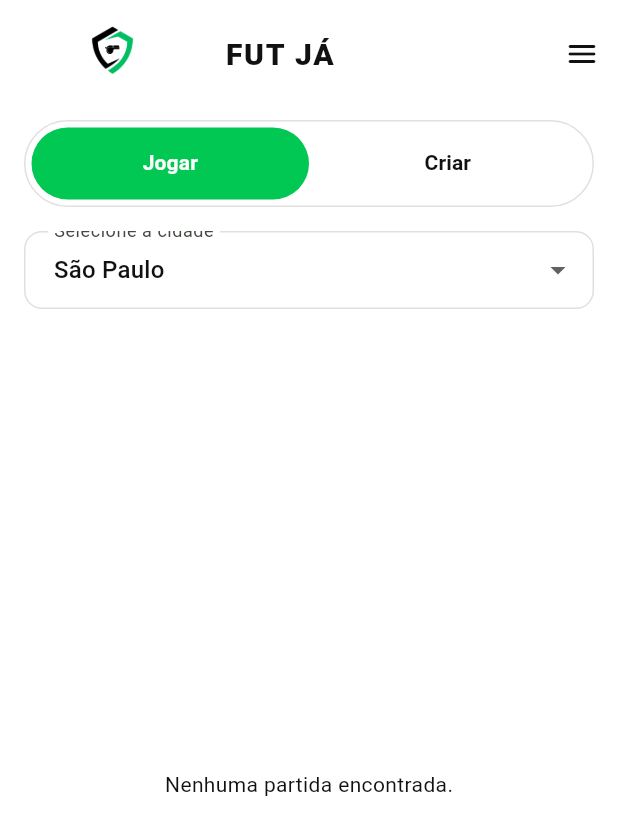
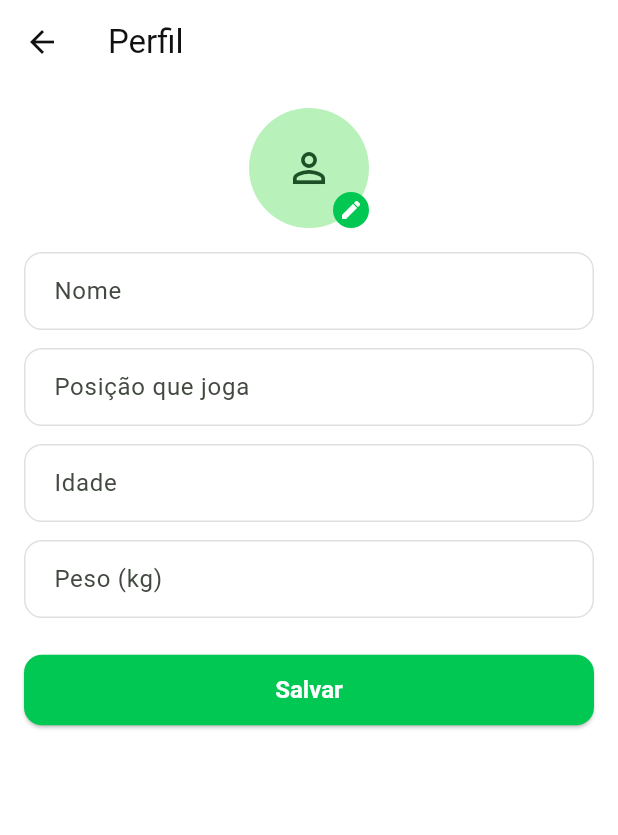
Before and after one commit to Kvcss/futja, a Flutter app: the screen it shows once a user with an empty profile is signed in, in the side drawer, after a tap on the "menu" icon, on a phone screen of 412 x 824 dp. Shown: the top 835 px of the screen. Run offline on Flutter 3.47's test engine with Material 3 defaults, Android fonts, the phone set to English and light mode, and no system bars; our stand-ins replace cloud_firestore, firebase_auth, firebase_core, firebase_messaging, firebase_storage, image_picker; accounts and stored records are empty.

Commit message:
refactor: adjust layout

```diff
--- a/lib/main.dart
+++ b/lib/main.dart
@@ -4,6 +4,7 @@
 import 'package:flutter/material.dart';
 import 'package:firebase_core/firebase_core.dart';
 import 'package:firebase_messaging/firebase_messaging.dart';
+import 'package:futja_app/services/profile_service.dart';
 import 'package:provider/provider.dart';
 
 import 'app.dart';
@@ -15,8 +16,6 @@
 /// Handler para mensagens em BACKGROUND (quando o app está fechado/minimizado)
 Future<void> _firebaseMessagingBackgroundHandler(RemoteMessage message) async {
   await Firebase.initializeApp();
-  // Opcional: logs de debug
-  // ignore: avoid_print
   print(
     'BG MESSAGE -> title: ${message.notification?.title}, '
         'body: ${message.notification?.body}, data: ${message.data}',
@@ -26,22 +25,15 @@
 Future<void> main() async {
   WidgetsFlutterBinding.ensureInitialized();
 
-  // Inicializa o Firebase
   await Firebase.initializeApp();
-
-  // Registra o handler de background (obrigatório antes do runApp)
   FirebaseMessaging.onBackgroundMessage(_firebaseMessagingBackgroundHandler);
-
   final messaging = FirebaseMessaging.instance;
-
-  // Pede permissão pro usuário (iOS e Android 13+)
   await messaging.requestPermission(
     alert: true,
     badge: true,
     sound: true,
   );
 
-  // iOS: mostrar notificação mesmo com app em foreground
   if (Platform.isIOS) {
     await FirebaseMessaging.instance
         .setForegroundNotificationPresentationOptions(
@@ -51,12 +43,9 @@
     );
   }
 
-  // (Opcional, mas útil pra debug) – ver o token no console
   final token = await messaging.getToken();
-  // ignore: avoid_print
   print('FCM TOKEN ATUAL: $token');
 
-  // Mensagem que abriu o app quando ele estava TERMINATED
   final initialMessage = await messaging.getInitialMessage();
   if (initialMessage != null) {
     debugPrint(
@@ -66,24 +55,16 @@
     );
   }
 
-  // Listener de mensagens com app em primeiro plano (foreground)
   FirebaseMessaging.onMessage.listen((RemoteMessage message) {
     debugPrint(
       'Mensagem em FOREGROUND: '
           '${message.notification?.title} - ${message.notification?.body} | '
           'data: ${message.data}',
     );
-
-    // Aqui depois você pode mostrar um SnackBar ou dialog se quiser
-    // usando um GlobalKey<NavigatorState> ou algo assim.
   });
 
-  // Listener quando o usuário clica na notificação com app em background
   FirebaseMessaging.onMessageOpenedApp.listen((RemoteMessage message) {
     debugPrint('Usuário clicou na notificação (BACKGROUND): ${message.data}');
-
-    // Aqui dá pra navegar pra alguma tela com base em message.data['matchId']
-    // por enquanto só vamos logar, pra não quebrar tua navegação atual.
   });
 
   runApp(
@@ -103,6 +84,9 @@
         Provider<StorageService>(
           create: (_) => StorageService(),
         ),
+        Provider<ProfileService>(
+          create: (_) => ProfileService(),
+        ),
       ],
       child: const MyApp(),
     ),
--- /dev/null
+++ b/lib/models/user_profile.dart
@@ -0,0 +1,34 @@
+import 'package:cloud_firestore/cloud_firestore.dart';
+
+class UserProfile {
+  final String uid;
+  final String? displayName;
+  final String? position;
+  final int? age;
+  final double? weight;
+  final String? photoUrl;
+  final String? email;
+
+  UserProfile({
+    required this.uid,
+    this.displayName,
+    this.position,
+    this.age,
+    this.weight,
+    this.photoUrl,
+    this.email,
+  });
+
+  factory UserProfile.fromDocument(DocumentSnapshot<Map<String, dynamic>> doc) {
+    final data = doc.data() ?? {};
+    return UserProfile(
+      uid: doc.id,
+      displayName: data['displayName'] as String?,
+      position: data['position'] as String?,
+      age: (data['age'] as num?)?.toInt(),
+      weight: (data['weight'] as num?)?.toDouble(),
+      photoUrl: data['photoUrl'] as String?,
+      email: data['email'] as String?,
+    );
+  }
+}
--- /dev/null
+++ b/lib/services/profile_service.dart
@@ -0,0 +1,69 @@
+import 'dart:io';
+import 'package:cloud_firestore/cloud_firestore.dart';
+import 'package:firebase_storage/firebase_storage.dart';
+
+import '../models/user_profile.dart';
+
+
+
+class ProfileService {
+  final FirebaseFirestore _firestore;
+  final FirebaseStorage _storage;
+
+  ProfileService({
+    FirebaseFirestore? firestore,
+    FirebaseStorage? storage,
+  })  : _firestore = firestore ?? FirebaseFirestore.instance,
+        _storage = storage ?? FirebaseStorage.instance;
+
+  CollectionReference<Map<String, dynamic>> get _usersRef =>
+      _firestore.collection('users');
+
+  Future<UserProfile?> getProfile(String uid) async {
+    final doc = await _usersRef.doc(uid).get();
+    if (!doc.exists) return null;
+    return UserProfile.fromDocument(doc);
+  }
+
+  Future<UserProfile> updateProfile({
+    required String uid,
+    String? displayName,
+    String? position,
+    int? age,
+    double? weight,
+    File? photoFile,
+  }) async {
+    String? photoUrl;
+
+    if (photoFile != null) {
+      final ref =
+      _storage.ref().child('users').child(uid).child('avatar.jpg');
+      await ref.putFile(photoFile);
+      photoUrl = await ref.getDownloadURL();
+    }
+
+    final data = <String, dynamic>{
+      if (displayName != null && displayName.isNotEmpty)
+        'displayName': displayName,
+      if (position != null && position.isNotEmpty) 'position': position,
+      'age': age,
+      'weight': weight,
+      if (photoUrl != null) 'photoUrl': photoUrl,
+    };
+
+    await _usersRef.doc(uid).set(data, SetOptions(merge: true));
+
+    final updated = await _usersRef.doc(uid).get();
+    return UserProfile.fromDocument(updated);
+  }
+
+  Future<List<UserProfile>> getProfilesForUids(List<String> uids) async {
+    if (uids.isEmpty) return [];
+    final futures = uids.map((uid) => _usersRef.doc(uid).get());
+    final docs = await Future.wait(futures);
+    return docs
+        .where((d) => d.exists)
+        .map((d) => UserProfile.fromDocument(d))
+        .toList();
+  }
+}
--- /dev/null
+++ b/lib/viewmodels/profile_view_model.dart
@@ -0,0 +1,77 @@
+
+import 'dart:io';
+import 'package:flutter/foundation.dart';
+import '../models/user_profile.dart';
+import '../services/profile_service.dart';
+
+class ProfileViewModel extends ChangeNotifier {
+  final ProfileService profileService;
+  final String uid;
+
+  UserProfile? _profile;
+  bool _isLoading = true;
+  bool _isSaving = false;
+  String? _errorMessage;
+
+  File? _pendingPhotoFile;
+
+  ProfileViewModel({
+    required this.profileService,
+    required this.uid,
+  });
+
+  UserProfile? get profile => _profile;
+  bool get isLoading => _isLoading;
+  bool get isSaving => _isSaving;
+  String? get errorMessage => _errorMessage;
+
+  File? get pendingPhotoFile => _pendingPhotoFile;
+
+  Future<void> loadProfile() async {
+    _isLoading = true;
+    _errorMessage = null;
+    notifyListeners();
+
+    try {
+      _profile = await profileService.getProfile(uid);
+    } catch (e) {
+      _errorMessage = 'Erro ao carregar perfil.';
+    } finally {
+      _isLoading = false;
+      notifyListeners();
+    }
+  }
+
+  void setPendingPhoto(File? file) {
+    _pendingPhotoFile = file;
+    notifyListeners();
+  }
+
+  Future<void> saveProfile({
+    String? displayName,
+    String? position,
+    int? age,
+    double? weight,
+  }) async {
+    _isSaving = true;
+    _errorMessage = null;
+    notifyListeners();
+
+    try {
+      _profile = await profileService.updateProfile(
+        uid: uid,
+        displayName: displayName,
+        position: position,
+        age: age,
+        weight: weight,
+        photoFile: _pendingPhotoFile,
+      );
+      _pendingPhotoFile = null;
+    } catch (e) {
+      _errorMessage = 'Erro ao salvar perfil.';
+    } finally {
+      _isSaving = false;
+      notifyListeners();
+    }
+  }
+}
--- a/lib/views/home_page.dart
+++ b/lib/views/home_page.dart
@@ -12,6 +12,7 @@
 import '../viewmodels/match_form_view_model.dart';
 import '../viewmodels/match_list_view_model.dart';
 import 'match_detail_page.dart';
+import 'profile_page.dart'; // <--- NOVO IMPORT
 
 const _cities = <String>[
   'Campinas',
@@ -89,6 +90,20 @@
             child: ListView(
               padding: EdgeInsets.zero,
               children: [
+                // NOVO: opção de Perfil
+                ListTile(
+                  leading: const Icon(Icons.person),
+                  title: const Text('Perfil'),
+                  onTap: () {
+                    Navigator.of(context).pop();
+                    Navigator.of(context).push(
+                      MaterialPageRoute(
+                        builder: (_) => const ProfilePage(),
+                      ),
+                    );
+                  },
+                ),
+                // Já existia: Sair
                 ListTile(
                   leading: const Icon(Icons.logout),
                   title: const Text('Sair'),
@@ -178,9 +193,7 @@
           padding: const EdgeInsets.symmetric(horizontal: 16),
           child: DropdownButtonFormField<String>(
             value: matchViewModel.selectedCity,
-            decoration: const InputDecoration(
-              labelText: 'Selecione a cidade',
-            ),
+            isExpanded: true, // <--- EVITA TEXTO CORTADO
             items: _cities
                 .map(
                   (c) => DropdownMenuItem(
@@ -528,6 +541,7 @@
             const SizedBox(height: 12),
             DropdownButtonFormField<String>(
               value: _selectedCity,
+              isExpanded: true, // <--- EVITA TEXTO CORTADO AQUI TAMBÉM
               decoration: const InputDecoration(
                 labelText: 'Cidade',
               ),
@@ -682,8 +696,8 @@
                   if (_selectedDateTime == null) {
                     ScaffoldMessenger.of(context).showSnackBar(
                       const SnackBar(
-                        content:
-                        Text('Selecione a data e horário do jogo.'),
+                        content: Text(
+                            'Selecione a data e horário do jogo.'),
                       ),
                     );
                     return;
@@ -695,7 +709,8 @@
                   final ok = await vm.createMatch(
                     title: _titleController.text.trim(),
                     city: _selectedCity!,
-                    locationName: _locationController.text.trim(),
+                    locationName:
+                    _locationController.text.trim(),
                     dateTime: _selectedDateTime!,
                     level: _selectedLevel,
                     maxPlayers: maxPlayers,
@@ -709,7 +724,8 @@
                   if (ok) {
                     ScaffoldMessenger.of(context).showSnackBar(
                       const SnackBar(
-                        content: Text('Partida criada com sucesso!'),
+                        content:
+                        Text('Partida criada com sucesso!'),
                       ),
                     );
                     _formKey.currentState?.reset();
--- a/lib/views/login_page.dart
+++ b/lib/views/login_page.dart
@@ -63,7 +63,7 @@
                         children: [
                           Image.asset(
                             'images/futja_logo_clean.png',
-                            width: 80,
+                            width: 120,
                           ),
                           const SizedBox(height: 8),
                           const Text(
--- /dev/null
+++ b/lib/views/profile_page.dart
@@ -0,0 +1,231 @@
+import 'dart:io';
+import 'package:flutter/material.dart';
+import 'package:image_picker/image_picker.dart';
+import 'package:provider/provider.dart';
+import '../core/app_theme.dart';
+
+import '../services/profile_service.dart';
+import '../viewmodels/auth_view_model.dart';
+import '../viewmodels/profile_view_model.dart';
+
+class ProfilePage extends StatelessWidget {
+  const ProfilePage({super.key});
+
+  @override
+  Widget build(BuildContext context) {
+    final authVm = context.watch<AuthViewModel>();
+    final user = authVm.user;
+
+    if (user == null) {
+      return const Scaffold(
+        body: Center(
+          child: Text('Você precisa estar logado para acessar o perfil.'),
+        ),
+      );
+    }
+
+    final profileService = context.read<ProfileService>();
+
+    return ChangeNotifierProvider(
+      create: (_) => ProfileViewModel(
+        profileService: profileService,
+        uid: user.uid,
+      )..loadProfile(),
+      child: const _ProfilePageContent(),
+    );
+  }
+}
+
+class _ProfilePageContent extends StatefulWidget {
+  const _ProfilePageContent();
+
+  @override
+  State<_ProfilePageContent> createState() => _ProfilePageContentState();
+}
+
+class _ProfilePageContentState extends State<_ProfilePageContent> {
+  final _nameController = TextEditingController();
+  final _positionController = TextEditingController();
+  final _ageController = TextEditingController();
+  final _weightController = TextEditingController();
+
+  final _picker = ImagePicker();
+  bool _initializedFromVm = false;
+
+  @override
+  void dispose() {
+    _nameController.dispose();
+    _positionController.dispose();
+    _ageController.dispose();
+    _weightController.dispose();
+    super.dispose();
+  }
+
+  Future<void> _pickPhoto(ProfileViewModel vm) async {
+    final picked = await _picker.pickImage(source: ImageSource.gallery);
+    if (picked != null) {
+      vm.setPendingPhoto(File(picked.path));
+    }
+  }
+
+  @override
+  Widget build(BuildContext context) {
+    final vm = context.watch<ProfileViewModel>();
+
+    if (!_initializedFromVm && !vm.isLoading) {
+      final p = vm.profile;
+      _nameController.text = p?.displayName ?? '';
+      _positionController.text = p?.position ?? '';
+      _ageController.text = p?.age?.toString() ?? '';
+      _weightController.text = p?.weight?.toString() ?? '';
+      _initializedFromVm = true;
+    }
+
+    final profile = vm.profile;
+    final currentPhotoFile = vm.pendingPhotoFile;
+    final photoUrl = profile?.photoUrl;
+
+    Widget avatar;
+    if (currentPhotoFile != null) {
+      avatar = CircleAvatar(
+        radius: 40,
+        backgroundImage: FileImage(currentPhotoFile),
+      );
+    } else if (photoUrl != null) {
+      avatar = CircleAvatar(
+        radius: 40,
+        backgroundImage: NetworkImage(photoUrl),
+      );
+    } else {
+      avatar = const CircleAvatar(
+        radius: 40,
+        child: Icon(Icons.person_outline, size: 32),
+      );
+    }
+
+    return Scaffold(
+      appBar: AppBar(
+        title: const Text('Perfil'),
+      ),
+      body: vm.isLoading
+          ? const Center(child: CircularProgressIndicator())
+          : SingleChildScrollView(
+        padding: const EdgeInsets.all(16),
+        child: Column(
+          children: [
+            GestureDetector(
+              onTap: () => _pickPhoto(vm),
+              child: Stack(
+                alignment: Alignment.bottomRight,
+                children: [
+                  avatar,
+                  Container(
+                    padding: const EdgeInsets.all(4),
+                    decoration: const BoxDecoration(
+                      shape: BoxShape.circle,
+                      color: AppColors.primaryGreen,
+                    ),
+                    child: const Icon(
+                      Icons.edit,
+                      size: 16,
+                      color: Colors.white,
+                    ),
+                  ),
+                ],
+              ),
+            ),
+            const SizedBox(height: 16),
+            TextField(
+              controller: _nameController,
+              decoration: const InputDecoration(
+                labelText: 'Nome',
+              ),
+            ),
+            const SizedBox(height: 12),
+            TextField(
+              controller: _positionController,
+              decoration: const InputDecoration(
+                labelText: 'Posição que joga',
+              ),
+            ),
+            const SizedBox(height: 12),
+            TextField(
+              controller: _ageController,
+              decoration: const InputDecoration(
+                labelText: 'Idade',
+              ),
+              keyboardType: TextInputType.number,
+            ),
+            const SizedBox(height: 12),
+            TextField(
+              controller: _weightController,
+              decoration: const InputDecoration(
+                labelText: 'Peso (kg)',
+              ),
+              keyboardType:
+              const TextInputType.numberWithOptions(decimal: true),
+            ),
+            const SizedBox(height: 24),
+            if (vm.errorMessage != null) ...[
+              Text(
+                vm.errorMessage!,
+                style: const TextStyle(color: Colors.red),
+              ),
+              const SizedBox(height: 8),
+            ],
+            SizedBox(
+              width: double.infinity,
+              child: ElevatedButton(
+                onPressed: vm.isSaving
+                    ? null
+                    : () async {
+                  int? age;
+                  double? weight;
+
+                  if (_ageController.text.trim().isNotEmpty) {
+                    age =
+                        int.tryParse(_ageController.text.trim());
+                  }
+
+                  if (_weightController.text.trim().isNotEmpty) {
+                    weight = double.tryParse(
+                      _weightController.text
+                          .trim()
+                          .replaceAll(',', '.'),
+                    );
+                  }
+
+                  await vm.saveProfile(
+                    displayName: _nameController.text.trim(),
+                    position: _positionController.text.trim(),
+                    age: age,
+                    weight: weight,
+                  );
+
+                  if (mounted && vm.errorMessage == null) {
+                    ScaffoldMessenger.of(context).showSnackBar(
+                      const SnackBar(
+                        content:
+                        Text('Perfil salvo com sucesso!'),
+                      ),
+                    );
+                  }
+                },
+                child: vm.isSaving
+                    ? const SizedBox(
+                  width: 20,
+                  height: 20,
+                  child: CircularProgressIndicator(
+                    strokeWidth: 2,
+                    color: Colors.white,
+                  ),
+                )
+                    : const Text('Salvar'),
+              ),
+            ),
+          ],
+        ),
+      ),
+    );
+  }
+}
```
Also changed, not shown: lib/views/match_detail_page.dart (+94 -10 lines).
